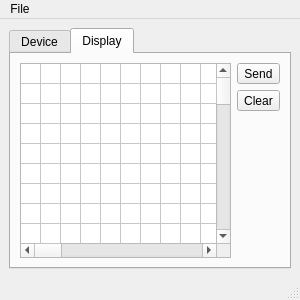
4l3x2k/QBluetooth, file qbluetooth.ui: the form before one commit.
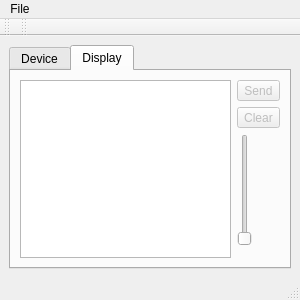
The form after the commit. The open tabs and pages were chosen to show the change. Icons and pictures are not drawn.

Commit message: View: Layout has changed and display editor uses a graphics view  * Push buttons are now tool buttons in a moveable tool bar  * Scan button has a icon  * Graphics view has a text and rectangle (128x64) item

What changed in the file:
```diff
--- a/qbluetooth.ui
+++ b/qbluetooth.ui
@@ -43,7 +43,7 @@
        <bool>true</bool>
       </property>
       <property name="currentIndex">
-       <number>1</number>
+       <number>0</number>
       </property>
       <widget class="QWidget" name="Device">
        <attribute name="title">
@@ -53,19 +53,6 @@
         <item row="1" column="0" rowspan="6">
          <widget class="QListWidget" name="listWidget"/>
         </item>
-        <item row="1" column="2">
-         <widget class="QToolButton" name="toolButtonScan">
-          <property name="enabled">
-           <bool>true</bool>
-          </property>
-          <property name="text">
-           <string>Scan</string>
-          </property>
-          <property name="toolButtonStyle">
-           <enum>Qt::ToolButtonTextUnderIcon</enum>
-          </property>
-         </widget>
-        </item>
         <item row="2" column="2">
          <widget class="QToolButton" name="toolButtonConnect">
           <property name="enabled">
@@ -79,6 +66,29 @@
           </property>
          </widget>
         </item>
+        <item row="1" column="2">
+         <widget class="QToolButton" name="toolButtonScan">
+          <property name="enabled">
+           <bool>true</bool>
+          </property>
+          <property name="text">
+           <string>Scan</string>
+          </property>
+          <property name="icon">
+           <iconset resource="qbluetooth.qrc">
+            <normaloff>:/images/images/network-wireless.png</normaloff>:/images/images/network-wireless.png</iconset>
+          </property>
+          <property name="iconSize">
+           <size>
+            <width>48</width>
+            <height>48</height>
+           </size>
+          </property>
+          <property name="toolButtonStyle">
+           <enum>Qt::ToolButtonTextUnderIcon</enum>
+          </property>
+         </widget>
+        </item>
        </layout>
       </widget>
       <widget class="QWidget" name="Display">
@@ -89,254 +99,43 @@
         <string>Display</string>
        </attribute>
        <layout class="QGridLayout" name="gridLayout_2">
-        <item row="3" column="1" rowspan="4">
-         <widget class="QTableWidget" name="tableWidget">
-          <property name="autoScroll">
-           <bool>false</bool>
+        <item row="1" column="0" rowspan="5">
+         <widget class="QGraphicsView" name="graphicsView">
+          <property name="frameShape">
+           <enum>QFrame::StyledPanel</enum>
           </property>
-          <property name="editTriggers">
-           <set>QAbstractItemView::NoEditTriggers</set>
+          <property name="backgroundBrush">
+           <brush brushstyle="NoBrush">
+            <color alpha="64">
+             <red>0</red>
+             <green>0</green>
+             <blue>0</blue>
+            </color>
+           </brush>
           </property>
-          <property name="tabKeyNavigation">
-           <bool>false</bool>
+          <property name="sceneRect">
+           <rectf>
+            <x>0.000000000000000</x>
+            <y>0.000000000000000</y>
+            <width>128.000000000000000</width>
+            <height>64.000000000000000</height>
+           </rectf>
           </property>
-          <property name="showDropIndicator" stdset="0">
-           <bool>false</bool>
+          <property name="alignment">
+           <set>Qt::AlignCenter</set>
           </property>
-          <property name="dragDropOverwriteMode">
-           <bool>false</bool>
+          <property name="resizeAnchor">
+           <enum>QGraphicsView::NoAnchor</enum>
           </property>
-          <property name="selectionMode">
-           <enum>QAbstractItemView::MultiSelection</enum>
+          <property name="viewportUpdateMode">
+           <enum>QGraphicsView::MinimalViewportUpdate</enum>
           </property>
-          <property name="verticalScrollMode">
-           <enum>QAbstractItemView::ScrollPerItem</enum>
-          </property>
-          <property name="horizontalScrollMode">
-           <enum>QAbstractItemView::ScrollPerItem</enum>
-          </property>
-          <property name="wordWrap">
-           <bool>false</bool>
-          </property>
-          <property name="cornerButtonEnabled">
-           <bool>false</bool>
-          </property>
-          <property name="rowCount">
-           <number>64</number>
-          </property>
-          <property name="columnCount">
-           <number>128</number>
-          </property>
-          <attribute name="horizontalHeaderVisible">
-           <bool>false</bool>
-          </attribute>
-          <attribute name="horizontalHeaderDefaultSectionSize">
-           <number>20</number>
-          </attribute>
-          <attribute name="verticalHeaderVisible">
-           <bool>false</bool>
-          </attribute>
-          <attribute name="verticalHeaderDefaultSectionSize">
-           <number>20</number>
-          </attribute>
-          <row/>
-          <row/>
-          <row/>
-          <row/>
-          <row/>
-          <row/>
-          <row/>
-          <row/>
-          <row/>
-          <row/>
-          <row/>
-          <row/>
-          <row/>
-          <row/>
-          <row/>
-          <row/>
-          <row/>
-          <row/>
-          <row/>
-          <row/>
-          <row/>
-          <row/>
-          <row/>
-          <row/>
-          <row/>
-          <row/>
-          <row/>
-          <row/>
-          <row/>
-          <row/>
-          <row/>
-          <row/>
-          <row/>
-          <row/>
-          <row/>
-          <row/>
-          <row/>
-          <row/>
-          <row/>
-          <row/>
-          <row/>
-          <row/>
-          <row/>
-          <row/>
-          <row/>
-          <row/>
-          <row/>
-          <row/>
-          <row/>
-          <row/>
-          <row/>
-          <row/>
-          <row/>
-          <row/>
-          <row/>
-          <row/>
-          <row/>
-          <row/>
-          <row/>
-          <row/>
-          <row/>
-          <row/>
-          <row/>
-          <row/>
-          <column/>
-          <column/>
-          <column/>
-          <column/>
-          <column/>
-          <column/>
-          <column/>
-          <column/>
-          <column/>
-          <column/>
-          <column/>
-          <column/>
-          <column/>
-          <column/>
-          <column/>
-          <column/>
-          <column/>
-          <column/>
-          <column/>
-          <column/>
-          <column/>
-          <column/>
-          <column/>
-          <column/>
-          <column/>
-          <column/>
-          <column/>
-          <column/>
-          <column/>
-          <column/>
-          <column/>
-          <column/>
-          <column/>
-          <column/>
-          <column/>
-          <column/>
-          <column/>
-          <column/>
-          <column/>
-          <column/>
-          <column/>
-          <column/>
-          <column/>
-          <column/>
-          <column/>
-          <column/>
-          <column/>
-          <column/>
-          <column/>
-          <column/>
-          <column/>
-          <column/>
-          <column/>
-          <column/>
-          <column/>
-          <column/>
-          <column/>
-          <column/>
-          <column/>
-          <column/>
-          <column/>
-          <column/>
-          <column/>
-          <column/>
-          <column/>
-          <column/>
-          <column/>
-          <column/>
-          <column/>
-          <column/>
-          <column/>
-          <column/>
-          <column/>
-          <column/>
-          <column/>
-          <column/>
-          <column/>
-          <column/>
-          <column/>
-          <column/>
-          <column/>
-          <column/>
-          <column/>
-          <column/>
-          <column/>
-          <column/>
-          <column/>
-          <column/>
-          <column/>
-          <column/>
-          <column/>
-          <column/>
-          <column/>
-          <column/>
-          <column/>
-          <column/>
-          <column/>
-          <column/>
-          <column/>
-          <column/>
-          <column/>
-          <column/>
-          <column/>
-          <column/>
-          <column/>
-          <column/>
-          <column/>
-          <column/>
-          <column/>
-          <column/>
-          <column/>
-          <column/>
-          <column/>
-          <column/>
-          <column/>
-          <column/>
-          <column/>
-          <column/>
-          <column/>
-          <column/>
-          <column/>
-          <column/>
-          <column/>
-          <column/>
-          <column/>
-          <column/>
-          <column/>
-          <column/>
          </widget>
         </item>
-        <item row="3" column="2">
+        <item row="1" column="1">
          <widget class="QToolButton" name="toolButtonSend">
           <property name="enabled">
-           <bool>true</bool>
+           <bool>false</bool>
           </property>
           <property name="text">
            <string>Send</string>
@@ -349,10 +148,10 @@
           </property>
          </widget>
         </item>
-        <item row="4" column="2">
+        <item row="2" column="1">
          <widget class="QToolButton" name="toolButtonClear">
           <property name="enabled">
-           <bool>true</bool>
+           <bool>false</bool>
           </property>
           <property name="text">
            <string>Clear</string>
@@ -362,6 +161,19 @@
           </property>
          </widget>
         </item>
+        <item row="3" column="1">
+         <widget class="QSlider" name="verticalSliderZoom">
+          <property name="minimum">
+           <number>1</number>
+          </property>
+          <property name="maximum">
+           <number>10</number>
+          </property>
+          <property name="orientation">
+           <enum>Qt::Vertical</enum>
+          </property>
+         </widget>
+        </item>
        </layout>
       </widget>
      </widget>
@@ -386,6 +198,40 @@
    <addaction name="menuFile"/>
   </widget>
   <widget class="QStatusBar" name="statusbar"/>
+  <widget class="QToolBar" name="toolBarDevice">
+   <property name="windowTitle">
+    <string>toolBar</string>
+   </property>
+   <property name="movable">
+    <bool>true</bool>
+   </property>
+   <property name="allowedAreas">
+    <set>Qt::AllToolBarAreas</set>
+   </property>
+   <property name="toolButtonStyle">
+    <enum>Qt::ToolButtonTextUnderIcon</enum>
+   </property>
+   <attribute name="toolBarArea">
+    <enum>TopToolBarArea</enum>
+   </attribute>
+   <attribute name="toolBarBreak">
+    <bool>false</bool>
+   </attribute>
+  </widget>
+  <widget class="QToolBar" name="toolBarDisplay">
+   <property name="windowTitle">
+    <string>toolBar</string>
+   </property>
+   <property name="toolButtonStyle">
+    <enum>Qt::ToolButtonTextUnderIcon</enum>
+   </property>
+   <attribute name="toolBarArea">
+    <enum>TopToolBarArea</enum>
+   </attribute>
+   <attribute name="toolBarBreak">
+    <bool>false</bool>
+   </attribute>
+  </widget>
   <action name="actionQuit">
    <property name="text">
     <string>Quit</string>
```
Left out of the diff: 20 changed lines with no effect on the pictures. The commit also changes 5 other files.
